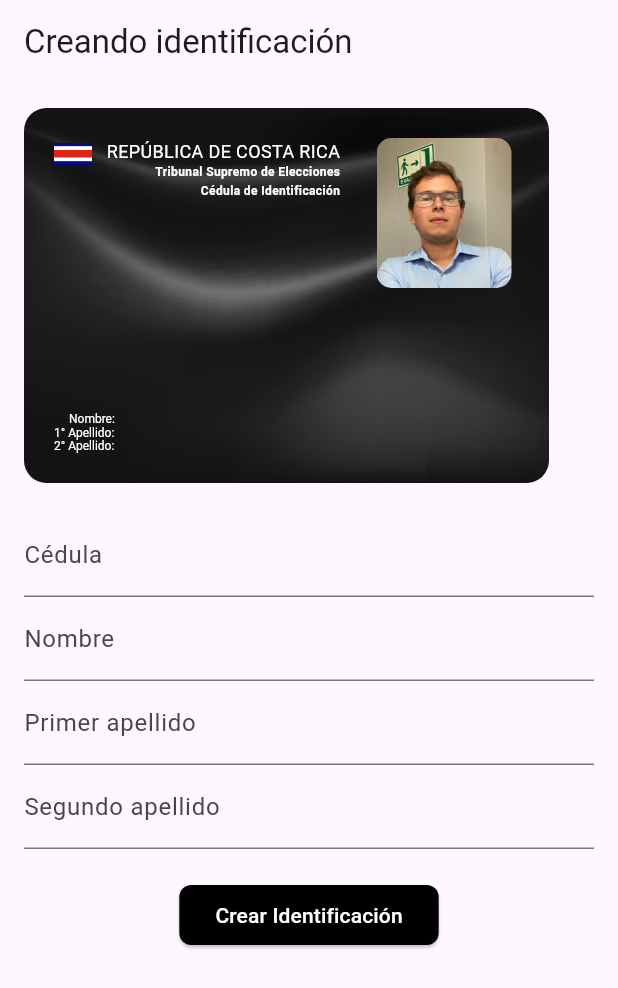
After one commit to AndreyBV5/walletcompass_project, a Flutter app: the CreateIdentificationForm screen opened directly, on a phone screen of 412 x 824 dp. The commit adds this screen. Shown: the top 988 px of the screen. Run offline on Flutter 3.47's test engine with Material 3 defaults, Android fonts, the phone set to English and light mode, and no system bars; our stand-ins replace cloud_firestore, firebase_core, flutter_credit_card, progress_state_button, stacked_card_carousel; accounts and stored records are empty.

Commit message:
Update crear identificacion, vista de edicion de datos en campo de cedula a tiempo real

```diff
--- a/lib/model/identification_card.dart
+++ b/lib/model/identification_card.dart
@@ -9,7 +9,7 @@ class IdentificationCard extends StatelessWidget {
     required this.secondLastname,
     required this.idBackgroundImageAssetPath,
     required this.logoAssetPath,
-    this.profileImageAssetPath, // Nuevo parámetro opcional para la imagen de perfil
+    this.profileImageAssetPath,
   });
 
   final String idNumber;
@@ -38,11 +38,11 @@ class IdentificationCard extends StatelessWidget {
           children: [
             if (profileImageAssetPath != null) // Mostrar imagen de perfil si está presente
               Positioned(
-                top: 20,
-                right: 20,
+                bottom: 110,
+                right: 5,
                 child: Container(
-                  width: 50, // Tamaño de la imagen de perfil
-                  height: 50, // Tamaño de la imagen de perfil
+                  width: 90, // Tamaño de la imagen de perfil
+                  height: 100, // Tamaño de la imagen de perfil
                   decoration: BoxDecoration(
                     borderRadius: BorderRadius.circular(10),
                     image: DecorationImage(
--- /dev/null
+++ b/lib/modules_pages/create_identification.dart
@@ -0,0 +1,109 @@
+import 'package:flutter/material.dart';
+import 'package:copia_walletfirebase/model/identification_card.dart';
+
+class CreateIdentificationForm extends StatefulWidget {
+  const CreateIdentificationForm({super.key});
+
+  @override
+  State<CreateIdentificationForm> createState() =>
+      _CreateIdentificationFormState();
+}
+
+class _CreateIdentificationFormState extends State<CreateIdentificationForm> {
+  late final TextEditingController idNumberController;
+  late final TextEditingController holderNameController;
+  late final TextEditingController firstLastnameController;
+  late final TextEditingController secondLastnameController;
+
+  @override
+  void initState() {
+    super.initState();
+    idNumberController = TextEditingController();
+    holderNameController = TextEditingController();
+    firstLastnameController = TextEditingController();
+    secondLastnameController = TextEditingController();
+  }
+
+  @override
+  void dispose() {
+    idNumberController.dispose();
+    holderNameController.dispose();
+    firstLastnameController.dispose();
+    secondLastnameController.dispose();
+    super.dispose();
+  }
+
+  @override
+  Widget build(BuildContext context) {
+    return Scaffold(
+      appBar: AppBar(
+        title: const Text('Creando identificación'),
+      ),
+      body: SingleChildScrollView(
+        child: Stack(
+          children: [
+            Padding(
+              padding: const EdgeInsets.all(16.0),
+              child: Column(
+                crossAxisAlignment: CrossAxisAlignment.start,
+                children: [
+                  IdentificationCard(
+                    idNumber: idNumberController.text,
+                    holderName: holderNameController.text,
+                    firstLastname: firstLastnameController.text,
+                    secondLastname: secondLastnameController.text,
+                    idBackgroundImageAssetPath: "assets/images/card_bg.png",
+                    logoAssetPath: "assets/images/bandera-costarica.png",
+                    profileImageAssetPath: "assets/images/perfilcedula.jpeg",
+                  ),
+                  const SizedBox(height: 20),
+                  TextFormField(
+                    controller: idNumberController,
+                    decoration: const InputDecoration(labelText: 'Cédula'),
+                    onChanged: (_) => setState(() {}),
+                  ),
+                  TextFormField(
+                    controller: holderNameController,
+                    decoration: const InputDecoration(labelText: 'Nombre'),
+                    onChanged: (_) => setState(() {}),
+                  ),
+                  TextFormField(
+                    controller: firstLastnameController,
+                    decoration:
+                        const InputDecoration(labelText: 'Primer apellido'),
+                    onChanged: (_) => setState(() {}),
+                  ),
+                  TextFormField(
+                    controller: secondLastnameController,
+                    decoration:
+                        const InputDecoration(labelText: 'Segundo apellido'),
+                    onChanged: (_) => setState(() {}),
+                  ),
+                  const SizedBox(height: 20),
+                  Center(
+                    child: ElevatedButton(
+                      onPressed: () {
+                        // Acción al presionar el botón
+                      },
+                      style: ElevatedButton.styleFrom(
+                        backgroundColor: Colors.black, // Color de fondo negro
+                        shape: RoundedRectangleBorder(
+                          borderRadius:
+                              BorderRadius.circular(8), // Bordes más cuadrados
+                        ),
+                      ),
+                      child: const Text(
+                        'Crear Identificación',
+                        style: TextStyle(color: Colors.white), // Letras blancas
+                      ),
+                    ),
+                  )
+                ],
+              ),
+            ),
+          ],
+        ),
+      ),
+    );
+  }
+}
--- a/lib/modules_pages/some_components/botton_navigator_component.dart
+++ b/lib/modules_pages/some_components/botton_navigator_component.dart
@@ -1,5 +1,5 @@
 
-import 'package:copia_walletfirebase/login_and_register/login.dart';
+import 'package:copia_walletfirebase/modules_pages/create_identification.dart';
 import 'package:copia_walletfirebase/modules_pages/some_components/form_creditcard_component.dart';
 import 'package:flutter/material.dart';
 
@@ -21,7 +21,7 @@ class _BottomNavigationBarState extends State<BottomNavigationBarApp> {
 
       if (_selectedIndex == 0) {
         Navigator.of(context).pushReplacement(MaterialPageRoute(
-          builder: (context) => const Login(),
+          builder: (context) => const CreateIdentificationForm(),
         ));
       }
       if (_selectedIndex == 1) {
```
Also changed, not shown: flutter_01.png (added).
